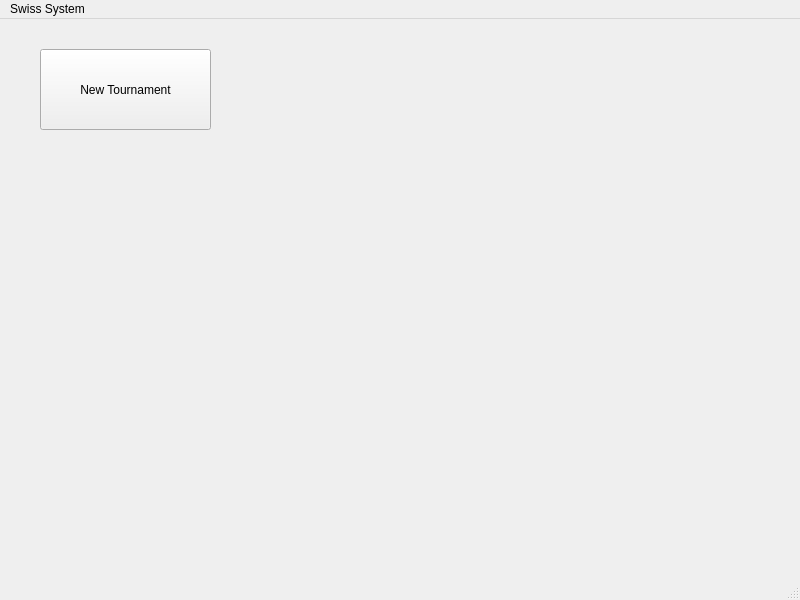
This is mainwindow.ui in RDG0818/SwissSystem2 as Qt 5 draws it before an edit. The edited form follows.
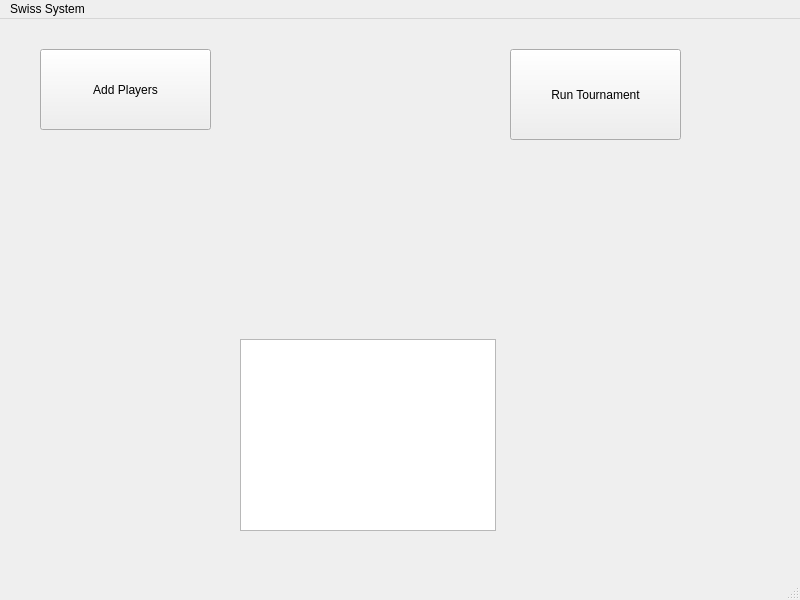
This is the edited form.

Commit message: Added list to the main window, finished name/rating window

```diff
--- a/mainwindow.ui
+++ b/mainwindow.ui
@@ -24,7 +24,30 @@
      </rect>
     </property>
     <property name="text">
-     <string>New Tournament</string>
+     <string>Add Players</string>
+    </property>
+   </widget>
+   <widget class="QPushButton" name="pushButton_2">
+    <property name="geometry">
+     <rect>
+      <x>510</x>
+      <y>30</y>
+      <width>171</width>
+      <height>91</height>
+     </rect>
+    </property>
+    <property name="text">
+     <string>Run Tournament</string>
+    </property>
+   </widget>
+   <widget class="QListWidget" name="listWidget">
+    <property name="geometry">
+     <rect>
+      <x>240</x>
+      <y>320</y>
+      <width>256</width>
+      <height>192</height>
+     </rect>
     </property>
    </widget>
   </widget>
```
Left out of the diff: 2 changed lines with no effect on the pictures. The commit also changes 7 other files.
